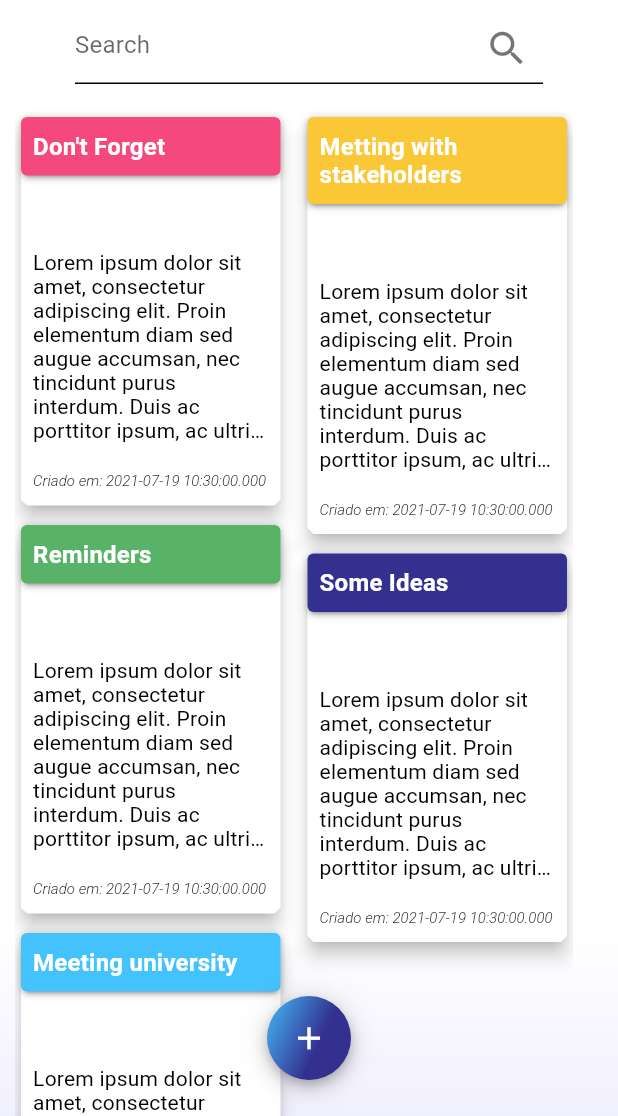
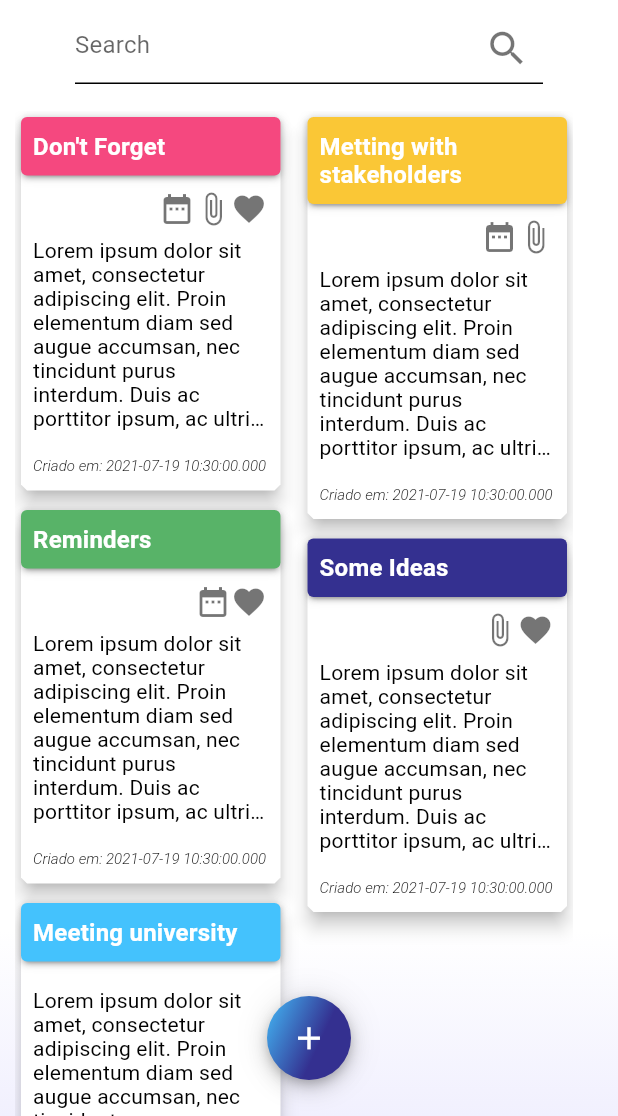
Before and after one commit to AnnaAlbuquerque/raro_journal, a Flutter app: the screen it shows after launch, on a phone screen of 412 x 824 dp, the part 120-1236 px from its top. Run offline on Flutter 3.47's test engine with Material 2 defaults, Android fonts, the phone set to English and light mode, and no system bars; project files that could hold a hidden picture were left out.

Commit message:
Adds icons to journal note card
- Modifies note entity
- Adjusts home controller with note new information
- Adjust home screen with note new information
- Creates custom icon widget

```diff
--- a/lib/src/core/models/note.dart
+++ b/lib/src/core/models/note.dart
@@ -5,10 +5,17 @@ class Note {
   String body;
   Color color;
   DateTime creationDate;
+  bool hasDate;
+  bool isFavorite;
+  bool hasAttchment;
+
   Note({
     required this.title,
     required this.body,
     required this.color,
     required this.creationDate,
+    required this.hasDate,
+    required this.isFavorite,
+    required this.hasAttchment,
   });
 }
--- a/lib/src/modules/home/home_controller.dart
+++ b/lib/src/modules/home/home_controller.dart
@@ -9,6 +9,9 @@ class HomeController {
           "Lorem ipsum dolor sit amet, consectetur adipiscing elit. Proin elementum diam sed augue accumsan, nec tincidunt purus interdum. Duis ac porttitor ipsum, ac ultrices metus. Integer mollis nec ligula ut aliquam. Nulla mattis justo vitae elit tincidunt, nec volutpat sapien maximus. Praesent suscipit malesuada fermentum. Nulla consectetur porta nisl, id dapibus odio tempor ac. Vivamus ullamcorper non lacus nec commodo. Curabitur semper nulla in diam molestie, in consectetur tortor interdum.",
       color: AppColors.pink,
       creationDate: DateTime.now(),
+      hasDate: true,
+      hasAttchment: true,
+      isFavorite: true,
     ),
     Note(
       title: "Metting with stakeholders",
@@ -16,6 +19,9 @@ class HomeController {
           "Lorem ipsum dolor sit amet, consectetur adipiscing elit. Proin elementum diam sed augue accumsan, nec tincidunt purus interdum. Duis ac porttitor ipsum, ac ultrices metus. Integer mollis nec ligula ut aliquam. Nulla mattis justo vitae elit tincidunt, nec volutpat sapien maximus. Praesent suscipit malesuada fermentum. Nulla consectetur porta nisl, id dapibus odio tempor ac. Vivamus ullamcorper non lacus nec commodo. Curabitur semper nulla in diam molestie, in consectetur tortor interdum.",
       color: AppColors.yellow,
       creationDate: DateTime.now(),
+      hasDate: true,
+      hasAttchment: true,
+      isFavorite: false,
     ),
     Note(
       title: "Reminders",
@@ -23,6 +29,9 @@ class HomeController {
           "Lorem ipsum dolor sit amet, consectetur adipiscing elit. Proin elementum diam sed augue accumsan, nec tincidunt purus interdum. Duis ac porttitor ipsum, ac ultrices metus. Integer mollis nec ligula ut aliquam. Nulla mattis justo vitae elit tincidunt, nec volutpat sapien maximus. Praesent suscipit malesuada fermentum. Nulla consectetur porta nisl, id dapibus odio tempor ac. Vivamus ullamcorper non lacus nec commodo. Curabitur semper nulla in diam molestie, in consectetur tortor interdum.",
       color: AppColors.green,
       creationDate: DateTime.now(),
+      hasDate: true,
+      hasAttchment: false,
+      isFavorite: true,
     ),
     Note(
       title: "Some Ideas",
@@ -30,6 +39,9 @@ class HomeController {
           "Lorem ipsum dolor sit amet, consectetur adipiscing elit. Proin elementum diam sed augue accumsan, nec tincidunt purus interdum. Duis ac porttitor ipsum, ac ultrices metus. Integer mollis nec ligula ut aliquam. Nulla mattis justo vitae elit tincidunt, nec volutpat sapien maximus. Praesent suscipit malesuada fermentum. Nulla consectetur porta nisl, id dapibus odio tempor ac. Vivamus ullamcorper non lacus nec commodo. Curabitur semper nulla in diam molestie, in consectetur tortor interdum.",
       color: AppColors.purple,
       creationDate: DateTime.now(),
+      hasDate: false,
+      hasAttchment: true,
+      isFavorite: true,
     ),
     Note(
       title: "Meeting university",
@@ -37,6 +49,9 @@ class HomeController {
           "Lorem ipsum dolor sit amet, consectetur adipiscing elit. Proin elementum diam sed augue accumsan, nec tincidunt purus interdum. Duis ac porttitor ipsum, ac ultrices metus. Integer mollis nec ligula ut aliquam. Nulla mattis justo vitae elit tincidunt, nec volutpat sapien maximus. Praesent suscipit malesuada fermentum. Nulla consectetur porta nisl, id dapibus odio tempor ac. Vivamus ullamcorper non lacus nec commodo. Curabitur semper nulla in diam molestie, in consectetur tortor interdum.",
       color: AppColors.cyan,
       creationDate: DateTime.now(),
+      hasDate: false,
+      hasAttchment: false,
+      isFavorite: false,
     ),
   ];
 }
--- a/lib/src/modules/home/home_screen.dart
+++ b/lib/src/modules/home/home_screen.dart
@@ -56,6 +56,9 @@ class _HomeScreenState extends State<HomeScreen> {
                       itemBuilder: (BuildContext context, int index) =>
                           JournalNoteCard(
                         title: controller.listNotes[index].title,
+                        hasAttchment: controller.listNotes[index].hasAttchment,
+                        hasDate: controller.listNotes[index].hasDate,
+                        isFavorite: controller.listNotes[index].isFavorite,
                         bodyText: controller.listNotes[index].body,
                         data:
                             controller.listNotes[index].creationDate.toString(),
--- /dev/null
+++ b/lib/src/shared/widgets/custom_icon.dart
@@ -0,0 +1,16 @@
+import 'package:flutter/material.dart';
+import 'package:raro_journal/src/shared/constants/app_colors.dart';
+
+class CustomIcon extends StatelessWidget {
+  const CustomIcon({Key? key, required this.icon}) : super(key: key);
+
+  final IconData icon;
+
+  @override
+  Widget build(BuildContext context) {
+    return Icon(
+      icon,
+      color: AppColors.black.withOpacity(0.54),
+    );
+  }
+}
--- a/lib/src/shared/widgets/journal_note_card.dart
+++ b/lib/src/shared/widgets/journal_note_card.dart
@@ -1,6 +1,7 @@
 import 'package:flutter/material.dart';
 import 'package:raro_journal/src/shared/constants/app_colors.dart';
 import 'package:raro_journal/src/shared/constants/app_text_styles.dart';
+import 'package:raro_journal/src/shared/widgets/custom_icon.dart';
 
 class JournalNoteCard extends StatelessWidget {
   const JournalNoteCard({
@@ -9,12 +10,18 @@ class JournalNoteCard extends StatelessWidget {
     required this.bodyText,
     required this.data,
     required this.color,
+    required this.hasDate,
+    required this.isFavorite,
+    required this.hasAttchment,
   }) : super(key: key);
 
   final String title;
   final String bodyText;
   final String data;
   final Color color;
+  final bool hasDate;
+  final bool isFavorite;
+  final bool hasAttchment;
 
   @override
   Widget build(BuildContext context) {
@@ -61,19 +68,26 @@ class JournalNoteCard extends StatelessWidget {
                 ),
               ),
             ),
-            Row(
-              children: [
-                Container(
-                  height: 40,
-                  color: Colors.blue,
-                )
-              ],
+            Container(
+              width: double.maxFinite,
+              child: Padding(
+                padding: const EdgeInsets.only(right: 9.0, top: 10),
+                child: Row(
+                  mainAxisAlignment: MainAxisAlignment.end,
+                  children: [
+                    hasDate ? CustomIcon(icon: Icons.date_range) : Container(),
+                    hasAttchment
+                        ? CustomIcon(icon: Icons.attach_file)
+                        : Container(),
+                    isFavorite ? CustomIcon(icon: Icons.favorite) : Container(),
+                  ],
+                ),
+              ),
             ),
             Container(
               width: double.infinity,
               child: Padding(
-                padding:
-                    const EdgeInsets.symmetric(horizontal: 8, vertical: 10),
+                padding: const EdgeInsets.all(8.0),
                 child: Text(
                   bodyText,
                   style: AppTextStyles.roboto14W400,
```
